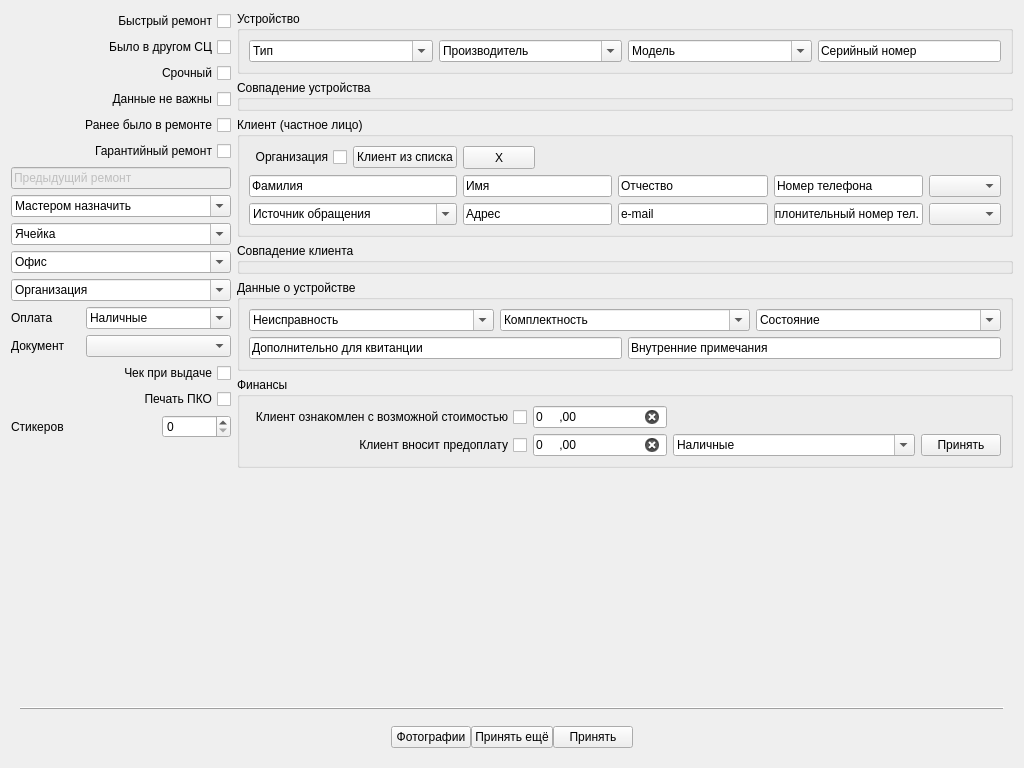
First picture: the form in tabrepairnew.ui, repository solderercb/snap_crm, before the edit.
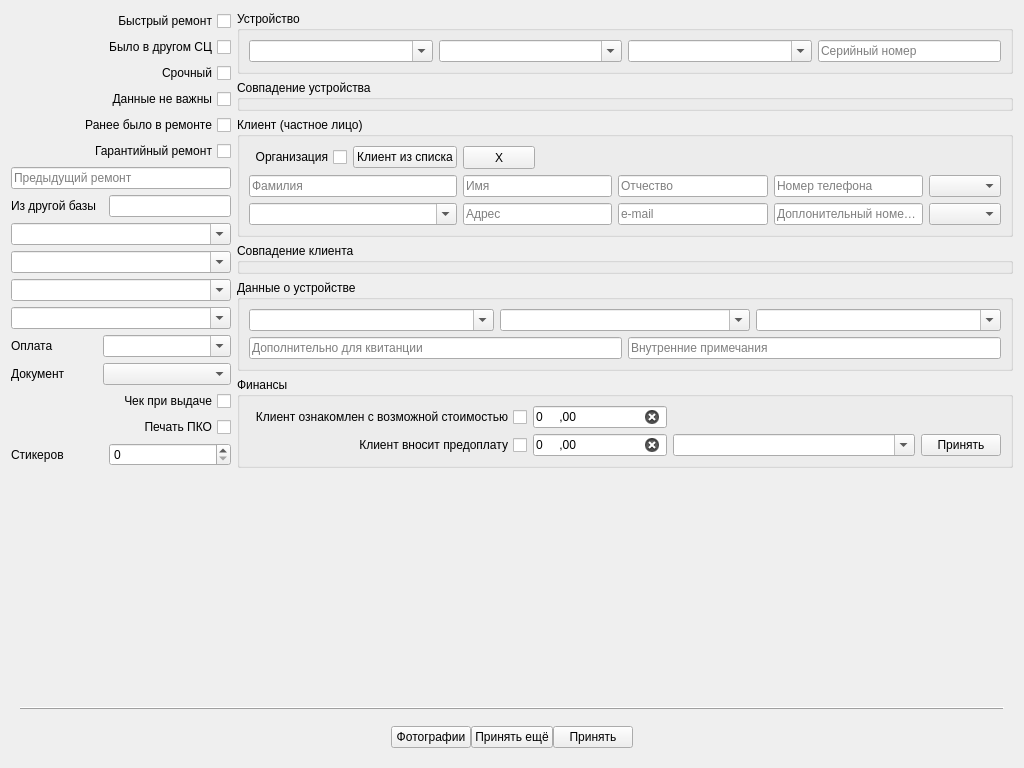
Second picture: the form after the edit.

Diff of the .ui file:
```diff
--- a/tabrepairnew.ui
+++ b/tabrepairnew.ui
@@ -26,12 +26,15 @@
        </property>
        <item row="0" column="0">
         <layout class="QGridLayout" name="gridLayout_7" columnstretch="0,0,0">
-         <item row="12" column="0" colspan="3">
+         <item row="13" column="0" colspan="3">
           <widget class="QComboBox" name="comboBoxCompany">
            <property name="editable">
             <bool>true</bool>
            </property>
            <property name="currentText">
+            <string/>
+           </property>
+           <property name="placeholderText">
             <string>Организация</string>
            </property>
           </widget>
@@ -66,21 +69,21 @@
            </property>
           </widget>
          </item>
-         <item row="18" column="0" colspan="2">
+         <item row="19" column="0" colspan="2">
           <widget class="QLabel" name="labelStickersCount">
            <property name="text">
             <string>Стикеров</string>
            </property>
           </widget>
          </item>
-         <item row="14" column="0">
+         <item row="15" column="0">
           <widget class="QLabel" name="labelDoc">
            <property name="text">
             <string>Документ</string>
            </property>
           </widget>
          </item>
-         <item row="19" column="0" colspan="3">
+         <item row="20" column="0" colspan="3">
           <spacer name="verticalSpacer">
            <property name="orientation">
             <enum>Qt::Vertical</enum>
@@ -93,33 +96,65 @@
            </property>
           </spacer>
          </item>
-         <item row="11" column="0" colspan="3">
+         <item row="17" column="0" colspan="3">
+          <widget class="QCheckBox" name="checkBoxIsCheckNeeded">
+           <property name="layoutDirection">
+            <enum>Qt::RightToLeft</enum>
+           </property>
+           <property name="text">
+            <string>Чек при выдаче</string>
+           </property>
+          </widget>
+         </item>
+         <item row="12" column="0" colspan="3">
           <widget class="QComboBox" name="comboBoxOffice">
            <property name="editable">
             <bool>true</bool>
            </property>
            <property name="currentText">
+            <string/>
+           </property>
+           <property name="placeholderText">
             <string>Офис</string>
            </property>
           </widget>
          </item>
-         <item row="10" column="0" colspan="3">
+         <item row="11" column="0" colspan="3">
           <widget class="QComboBox" name="comboBoxPresetBox">
            <property name="editable">
             <bool>true</bool>
            </property>
            <property name="currentText">
+            <string/>
+           </property>
+           <property name="placeholderText">
             <string>Ячейка</string>
            </property>
           </widget>
          </item>
-         <item row="13" column="1" colspan="2">
+         <item row="18" column="0" colspan="3">
+          <widget class="QCheckBox" name="checkBoxIsCashReceiptDocNeeded">
+           <property name="layoutDirection">
+            <enum>Qt::RightToLeft</enum>
+           </property>
+           <property name="text">
+            <string>Печать ПКО</string>
+           </property>
+          </widget>
+         </item>
+         <item row="14" column="1" colspan="2">
           <widget class="QComboBox" name="comboBoxPresetPaymentAccount">
            <property name="editable">
             <bool>true</bool>
            </property>
            <property name="currentText">
-            <string>Наличные</string>
+            <string/>
+           </property>
+           <property name="currentIndex">
+            <number>-1</number>
+           </property>
+           <property name="placeholderText">
+            <string>Тип оплаты</string>
            </property>
           </widget>
          </item>
@@ -136,34 +171,37 @@
          <item row="8" column="0" colspan="3">
           <widget class="QLineEdit" name="lineEditPrevRepair">
            <property name="enabled">
-            <bool>false</bool>
+            <bool>true</bool>
            </property>
            <property name="text">
+            <string/>
+           </property>
+           <property name="placeholderText">
             <string>Предыдущий ремонт</string>
            </property>
           </widget>
          </item>
-         <item row="9" column="0" colspan="3">
+         <item row="10" column="0" colspan="3">
           <widget class="QComboBox" name="comboBoxPresetEngineer">
            <property name="editable">
             <bool>true</bool>
            </property>
            <property name="currentText">
+            <string/>
+           </property>
+           <property name="placeholderText">
             <string>Мастером назначить</string>
            </property>
-           <property name="placeholderText">
-            <string>asdf</string>
-           </property>
           </widget>
          </item>
-         <item row="14" column="1" colspan="2">
+         <item row="15" column="1" colspan="2">
           <widget class="QComboBox" name="comboBoxDoc">
            <property name="enabled">
             <bool>true</bool>
            </property>
           </widget>
          </item>
-         <item row="18" column="2">
+         <item row="19" column="2">
           <widget class="QSpinBox" name="spinBoxStickersCount"/>
          </item>
          <item row="5" column="0" colspan="3">
@@ -186,30 +224,20 @@
            </property>
           </widget>
          </item>
-         <item row="13" column="0">
+         <item row="14" column="0">
           <widget class="QLabel" name="labelPaymentAccount">
            <property name="text">
             <string>Оплата</string>
            </property>
           </widget>
          </item>
-         <item row="16" column="0" colspan="3">
-          <widget class="QCheckBox" name="checkBoxIsCheckNeeded">
-           <property name="layoutDirection">
-            <enum>Qt::RightToLeft</enum>
-           </property>
-           <property name="text">
-            <string>Чек при выдаче</string>
-           </property>
-          </widget>
+         <item row="9" column="2">
+          <widget class="QLineEdit" name="lineEditPrevRepairFromOldDB"/>
          </item>
-         <item row="17" column="0" colspan="3">
-          <widget class="QCheckBox" name="checkBoxIsCashReceiptDocNeeded">
-           <property name="layoutDirection">
-            <enum>Qt::RightToLeft</enum>
-           </property>
+         <item row="9" column="0">
+          <widget class="QLabel" name="labelPrevRepairFromOldDB">
            <property name="text">
-            <string>Печать ПКО</string>
+            <string>Из другой базы</string>
            </property>
           </widget>
          </item>
@@ -244,10 +272,10 @@
                  <bool>true</bool>
                 </property>
                 <property name="currentText">
-                 <string extracomment="Ист">Комплектность</string>
+                 <string extracomment="Ист"/>
                 </property>
                 <property name="placeholderText">
-                 <string extracomment="dfgdasf"/>
+                 <string extracomment="dfgdasf">Комплектность</string>
                 </property>
                </widget>
               </item>
@@ -257,16 +285,22 @@
                  <bool>true</bool>
                 </property>
                 <property name="currentText">
-                 <string extracomment="Ист">Неисправность</string>
+                 <string/>
+                </property>
+                <property name="currentIndex">
+                 <number>-1</number>
                 </property>
                 <property name="placeholderText">
-                 <string extracomment="dfgdasf"/>
+                 <string>Неисправность</string>
                 </property>
                </widget>
               </item>
               <item row="1" column="0" colspan="3">
                <widget class="QLineEdit" name="lineEditAdditional">
                 <property name="text">
+                 <string/>
+                </property>
+                <property name="placeholderText">
                  <string>Дополнительно для квитанции</string>
                 </property>
                </widget>
@@ -277,16 +311,19 @@
                  <bool>true</bool>
                 </property>
                 <property name="currentText">
-                 <string extracomment="Ист">Состояние</string>
+                 <string extracomment="Ист"/>
                 </property>
                 <property name="placeholderText">
-                 <string extracomment="dfgdasf"/>
+                 <string extracomment="dfgdasf">Состояние</string>
                 </property>
                </widget>
               </item>
               <item row="1" column="3" colspan="3">
                <widget class="QLineEdit" name="lineEditInsideComment">
                 <property name="text">
+                 <string/>
+                </property>
+                <property name="placeholderText">
                  <string>Внутренние примечания</string>
                 </property>
                </widget>
@@ -332,6 +369,9 @@
                  <bool>true</bool>
                 </property>
                 <property name="currentText">
+                 <string/>
+                </property>
+                <property name="placeholderText">
                  <string>Тип</string>
                 </property>
                </widget>
@@ -342,6 +382,9 @@
                  <bool>true</bool>
                 </property>
                 <property name="currentText">
+                 <string/>
+                </property>
+                <property name="placeholderText">
                  <string>Производитель</string>
                 </property>
                </widget>
@@ -352,6 +395,9 @@
                  <bool>true</bool>
                 </property>
                 <property name="currentText">
+                 <string/>
+                </property>
+                <property name="placeholderText">
                  <string>Модель</string>
                 </property>
                </widget>
@@ -365,8 +411,14 @@
                  </sizepolicy>
                 </property>
                 <property name="text">
+                 <string/>
+                </property>
+                <property name="placeholderText">
                  <string>Серийный номер</string>
                 </property>
+                <property name="clearButtonEnabled">
+                 <bool>false</bool>
+                </property>
                </widget>
               </item>
              </layout>
@@ -427,10 +479,10 @@
                  <bool>true</bool>
                 </property>
                 <property name="currentText">
-                 <string extracomment="Ист">Наличные</string>
+                 <string extracomment="Ист"/>
                 </property>
                 <property name="placeholderText">
-                 <string extracomment="dfgdasf"/>
+                 <string extracomment="dfgdasf">Тип оплаты</string>
                 </property>
                </widget>
               </item>
@@ -485,6 +537,9 @@
               <item row="3" column="2" colspan="2">
                <widget class="QLineEdit" name="lineEditClientAddress">
                 <property name="text">
+                 <string/>
+                </property>
+                <property name="placeholderText">
                  <string>Адрес</string>
                 </property>
                </widget>
@@ -492,6 +547,9 @@
               <item row="3" column="6" colspan="2">
                <widget class="QLineEdit" name="lineEditClientPhone2">
                 <property name="text">
+                 <string/>
+                </property>
+                <property name="placeholderText">
                  <string>Доплонительный номер тел.</string>
                 </property>
                </widget>
@@ -499,6 +557,9 @@
               <item row="1" column="4" colspan="2">
                <widget class="QLineEdit" name="lineEditClientPatronymic">
                 <property name="text">
+                 <string/>
+                </property>
+                <property name="placeholderText">
                  <string>Отчество</string>
                 </property>
                </widget>
@@ -506,6 +567,9 @@
               <item row="1" column="0" colspan="2">
                <widget class="QLineEdit" name="lineEditClientLastName">
                 <property name="text">
+                 <string/>
+                </property>
+                <property name="placeholderText">
                  <string>Фамилия</string>
                 </property>
                </widget>
@@ -513,6 +577,9 @@
               <item row="1" column="2" colspan="2">
                <widget class="QLineEdit" name="lineEditClientFirstName">
                 <property name="text">
+                 <string/>
+                </property>
+                <property name="placeholderText">
                  <string>Имя</string>
                 </property>
                </widget>
@@ -523,10 +590,10 @@
                  <bool>true</bool>
                 </property>
                 <property name="currentText">
-                 <string extracomment="Ист">Источник обращения</string>
+                 <string extracomment="Ист"/>
                 </property>
                 <property name="placeholderText">
-                 <string extracomment="dfgdasf"/>
+                 <string extracomment="dfgdasf">Источник обращения</string>
                 </property>
                </widget>
               </item>
@@ -540,6 +607,9 @@
               <item row="1" column="6" colspan="2">
                <widget class="QLineEdit" name="lineEditClientPhone1">
                 <property name="text">
+                 <string/>
+                </property>
+                <property name="placeholderText">
                  <string>Номер телефона</string>
                 </property>
                </widget>
@@ -560,6 +630,9 @@
               <item row="3" column="4" colspan="2">
                <widget class="QLineEdit" name="lineEditClientEmail">
                 <property name="text">
+                 <string/>
+                </property>
+                <property name="placeholderText">
                  <string>e-mail</string>
                 </property>
                </widget>
```
Left out of the diff: 201 changed lines with no effect on the pictures.
